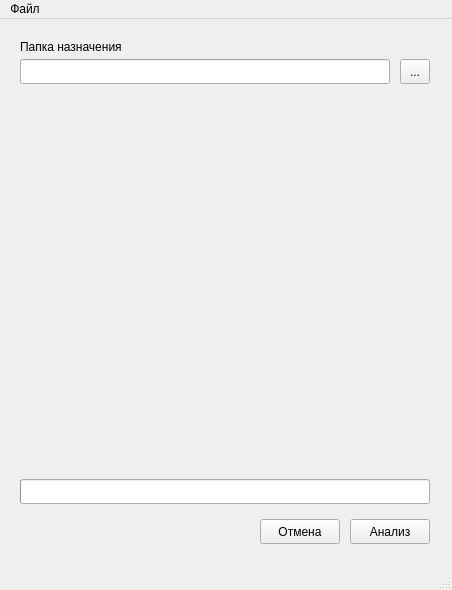
Above: main_gui.ui from gotcodehooked/Analyzer before the change. Below: the same form after it.
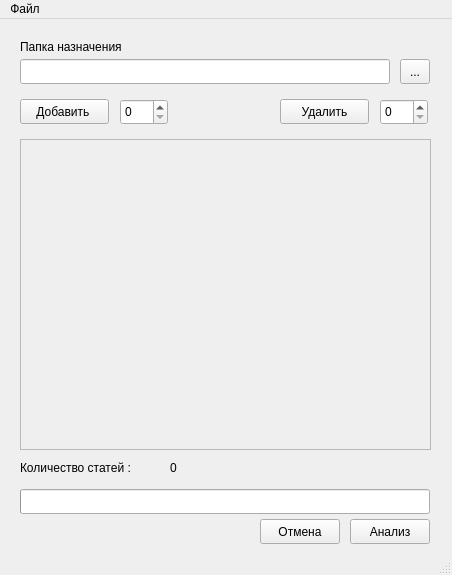
That is the form after the change.

The edit to the form file:
```diff
--- a/main_gui.ui
+++ b/main_gui.ui
@@ -7,7 +7,7 @@
     <x>0</x>
     <y>0</y>
     <width>452</width>
-    <height>590</height>
+    <height>575</height>
    </rect>
   </property>
   <property name="windowTitle">
@@ -57,7 +57,7 @@
     <property name="geometry">
      <rect>
       <x>20</x>
-      <y>460</y>
+      <y>470</y>
       <width>410</width>
       <height>25</height>
      </rect>
@@ -107,6 +107,125 @@
      <string>Отмена</string>
     </property>
    </widget>
+   <widget class="QScrollArea" name="scrollArea">
+    <property name="geometry">
+     <rect>
+      <x>20</x>
+      <y>120</y>
+      <width>411</width>
+      <height>311</height>
+     </rect>
+    </property>
+    <property name="widgetResizable">
+     <bool>true</bool>
+    </property>
+    <property name="alignment">
+     <set>Qt::AlignLeading|Qt::AlignLeft|Qt::AlignVCenter</set>
+    </property>
+    <widget class="QWidget" name="scrollAreaWidgetContents">
+     <property name="geometry">
+      <rect>
+       <x>0</x>
+       <y>0</y>
+       <width>409</width>
+       <height>309</height>
+      </rect>
+     </property>
+     <layout class="QGridLayout" name="gridLayout">
+      <item row="0" column="0">
+       <layout class="QVBoxLayout" name="verticalLayout_2" stretch="">
+        <property name="spacing">
+         <number>6</number>
+        </property>
+        <property name="sizeConstraint">
+         <enum>QLayout::SetNoConstraint</enum>
+        </property>
+        <property name="bottomMargin">
+         <number>0</number>
+        </property>
+       </layout>
+      </item>
+     </layout>
+    </widget>
+   </widget>
+   <widget class="QPushButton" name="addArticle">
+    <property name="geometry">
+     <rect>
+      <x>20</x>
+      <y>80</y>
+      <width>89</width>
+      <height>25</height>
+     </rect>
+    </property>
+    <property name="text">
+     <string>Добавить </string>
+    </property>
+   </widget>
+   <widget class="QSpinBox" name="spinArticleBox">
+    <property name="geometry">
+     <rect>
+      <x>120</x>
+      <y>80</y>
+      <width>48</width>
+      <height>26</height>
+     </rect>
+    </property>
+   </widget>
+   <widget class="QPushButton" name="removeArticle">
+    <property name="geometry">
+     <rect>
+      <x>280</x>
+      <y>80</y>
+      <width>89</width>
+      <height>25</height>
+     </rect>
+    </property>
+    <property name="text">
+     <string>Удалить</string>
+    </property>
+    <property name="checkable">
+     <bool>false</bool>
+    </property>
+    <property name="autoRepeat">
+     <bool>false</bool>
+    </property>
+   </widget>
+   <widget class="QLabel" name="numberArticlesLabelInfo">
+    <property name="geometry">
+     <rect>
+      <x>20</x>
+      <y>440</y>
+      <width>141</width>
+      <height>17</height>
+     </rect>
+    </property>
+    <property name="text">
+     <string>Количество статей :</string>
+    </property>
+   </widget>
+   <widget class="QLabel" name="numberArticlesLabel">
+    <property name="geometry">
+     <rect>
+      <x>170</x>
+      <y>440</y>
+      <width>21</width>
+      <height>17</height>
+     </rect>
+    </property>
+    <property name="text">
+     <string>0</string>
+    </property>
+   </widget>
+   <widget class="QSpinBox" name="spinBox">
+    <property name="geometry">
+     <rect>
+      <x>380</x>
+      <y>80</y>
+      <width>48</width>
+      <height>26</height>
+     </rect>
+    </property>
+   </widget>
   </widget>
   <widget class="QMenuBar" name="menubar">
    <property name="geometry">
```
Left out of the diff: 6 changed lines with no effect on the pictures.
